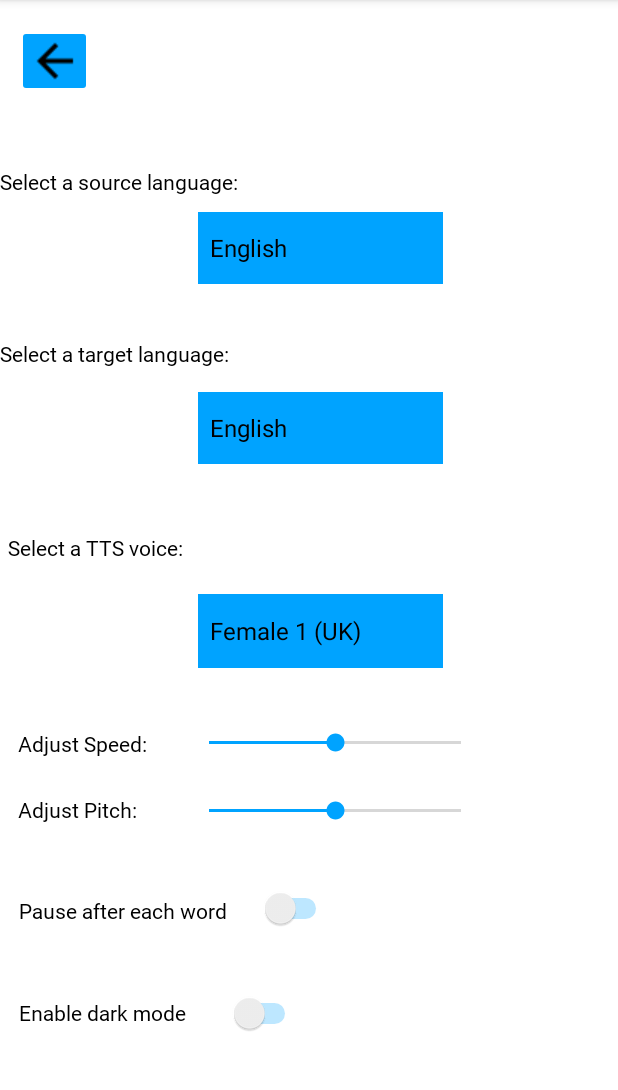
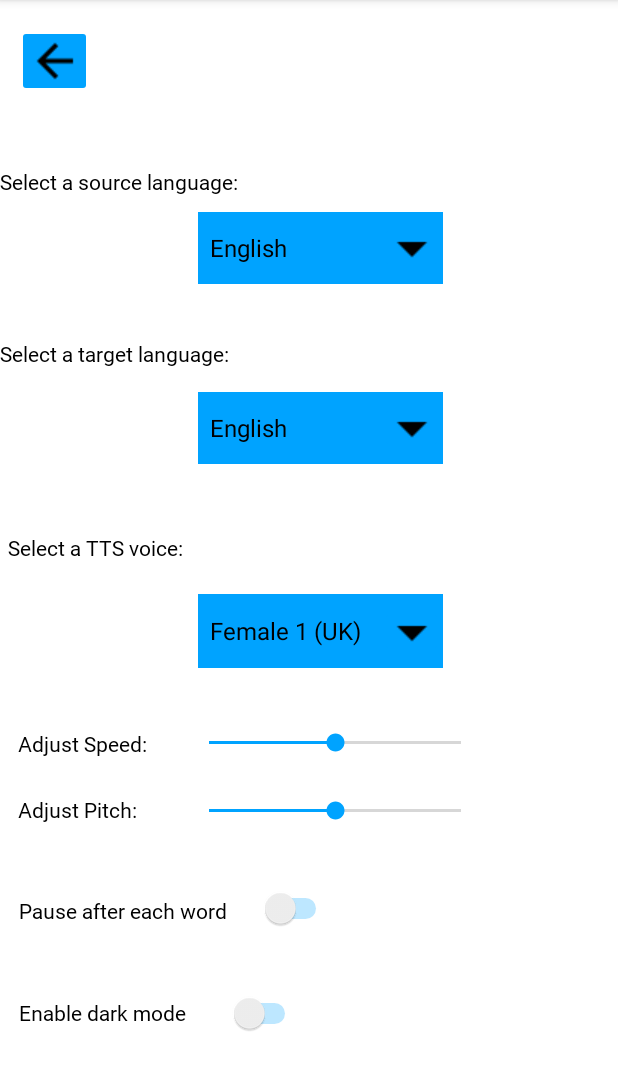
Before and after one commit to rssmith614/Dialogues, an Android app: the Settings screen opened directly, with no data from a screen before it, on a phone screen of 412 x 824 dp, the part 84-1174 px from its top. Run offline under Robolectric (Android 15) with nearby library versions, the light colour scheme and no system bars.

Commit message:
Settings Page Finished
Settings Page Finished

Drop down arrow icon

```diff
--- a/app/src/main/java/com/example/dialogues/Settings.kt
+++ b/app/src/main/java/com/example/dialogues/Settings.kt
@@ -1,27 +1,21 @@
 package com.example.dialogues
-import android.content.Context
 import android.content.SharedPreferences
-import android.graphics.Color
-import android.graphics.PorterDuff
 import android.os.Bundle
 import android.preference.PreferenceManager
-import android.speech.tts.TextToSpeech
-import android.speech.tts.Voice
-import android.util.Log
 import android.view.View
 import android.widget.*
 import android.widget.SeekBar.OnSeekBarChangeListener
 import androidx.appcompat.app.AppCompatActivity
 import androidx.appcompat.app.AppCompatDelegate
-import androidx.recyclerview.widget.RecyclerView.LayoutManager.LayoutPrefetchRegistry
-import com.google.android.material.switchmaterial.SwitchMaterial
-import java.util.*
 
 class Settings : AppCompatActivity() {
 
     private lateinit var voiceSpinner: Spinner
     private lateinit var ilSpinner: Spinner
     private lateinit var olSpinner: Spinner
+    private lateinit var dropdown1: ImageButton
+    private lateinit var dropdown2: ImageButton
+    private lateinit var dropdown3: ImageButton
     private  var selectedVoice: String = ""
     private var selectedil: String = ""
     private var selectedol: String = ""
@@ -35,13 +29,30 @@ class Settings : AppCompatActivity() {
     override fun onCreate(savedInstanceState: Bundle?) {
         super.onCreate(savedInstanceState)
         setContentView(R.layout.settings_tts)
-        voiceSpinner = findViewById<Spinner>(R.id.spinner)
-        ilSpinner = findViewById<Spinner>(R.id.ilspinner)
-        olSpinner = findViewById<Spinner>(R.id.olspinner)
+        voiceSpinner = findViewById(R.id.spinner)
+        ilSpinner = findViewById(R.id.ilspinner)
+        olSpinner = findViewById(R.id.olspinner)
+        dropdown1 = findViewById(R.id.spinoptions)
+        dropdown2 = findViewById(R.id.spinoptions2)
+        dropdown3 = findViewById(R.id.spinoptions3)
+
+
+
+
         prefs = PreferenceManager.getDefaultSharedPreferences(this)
         prefs2 = PreferenceManager.getDefaultSharedPreferences(this)
 
+        dropdown1.setOnClickListener{
+            ilSpinner.performClick()
+        }
 
+        dropdown2.setOnClickListener{
+            olSpinner.performClick()
+        }
+
+        dropdown3.setOnClickListener{
+            voiceSpinner.performClick()
+        }
         val speedBar = findViewById<SeekBar>(R.id.speedbar)
         val pitchBar = findViewById<SeekBar>(R.id.pitchbar)
 
--- a/app/src/main/res/layout/settings_tts.xml
+++ b/app/src/main/res/layout/settings_tts.xml
@@ -63,12 +63,15 @@
         app:layout_constraintTop_toTopOf="parent"
         app:layout_constraintVertical_bias="0.907"/>
 
+
+
+
     <Spinner
         android:id="@+id/spinner"
         android:layout_width="163dp"
         android:layout_height="49dp"
         android:background="#00A3FF"
-        android:contentDescription="Select a choice:"
+        android:contentDescription="choice:"
         app:layout_constraintBottom_toBottomOf="parent"
         app:layout_constraintEnd_toEndOf="parent"
         app:layout_constraintHorizontal_bias="0.532"
@@ -76,12 +79,15 @@
         app:layout_constraintTop_toTopOf="parent"
         app:layout_constraintVertical_bias="0.551" />
 
+
+
+
     <Spinner
         android:id="@+id/olspinner"
         android:layout_width="163dp"
         android:layout_height="48dp"
         android:background="#00A3FF"
-        android:contentDescription="Select a choice:"
+        android:contentDescription="output"
         app:layout_constraintBottom_toBottomOf="parent"
         app:layout_constraintEnd_toEndOf="parent"
         app:layout_constraintHorizontal_bias="0.532"
@@ -183,12 +189,42 @@
         app:layout_constraintVertical_bias="0.798" />
 
     <ImageButton
+        android:id="@+id/spinoptions2"
+        android:layout_width="42dp"
+        android:layout_height="34dp"
+        android:backgroundTint="#00A3FF"
+        android:contentDescription="spinoptions2"
+        android:src="@drawable/baseline_arrow_drop_down_black_24dp"
+        app:layout_constraintBottom_toBottomOf="parent"
+        app:layout_constraintEnd_toEndOf="parent"
+        app:layout_constraintHorizontal_bias="0.685"
+        app:layout_constraintStart_toStartOf="parent"
+        app:layout_constraintTop_toTopOf="parent"
+        app:layout_constraintVertical_bias="0.365"
+        tools:ignore="TouchTargetSizeCheck" />
+
+    <ImageButton
+        android:id="@+id/spinoptions3"
+        android:layout_width="42dp"
+        android:layout_height="34dp"
+        android:backgroundTint="#00A3FF"
+        android:contentDescription="spinoptions3"
+
+        android:src="@drawable/baseline_arrow_drop_down_black_24dp"
+        app:layout_constraintBottom_toBottomOf="parent"
+        app:layout_constraintEnd_toEndOf="parent"
+        app:layout_constraintHorizontal_bias="0.685"
+        app:layout_constraintStart_toStartOf="parent"
+        app:layout_constraintTop_toTopOf="parent"
+        app:layout_constraintVertical_bias="0.55"
+        tools:ignore="TouchTargetSizeCheck" />
+
+    <ImageButton
         android:id="@+id/backbutton"
         android:layout_width="50dp"
         android:layout_height="48dp"
         android:backgroundTint="#00A3FF"
-        android:contentDescription="@string/app_name"
-        android:hint="settings"
+        android:contentDescription="back"
 
         android:src="@drawable/baseline_arrow_back_black_24"
         app:layout_constraintBottom_toBottomOf="parent"
@@ -198,4 +234,22 @@
         app:layout_constraintTop_toTopOf="parent"
         app:layout_constraintVertical_bias="0.023" />
 
+
+    <ImageButton
+        android:id="@+id/spinoptions"
+        android:layout_width="42dp"
+        android:layout_height="34dp"
+        android:backgroundTint="#00A3FF"
+        android:contentDescription="@string/app_name"
+
+        android:src="@drawable/baseline_arrow_drop_down_black_24dp"
+        app:layout_constraintBottom_toBottomOf="parent"
+        app:layout_constraintEnd_toEndOf="parent"
+        app:layout_constraintHorizontal_bias="0.685"
+        app:layout_constraintStart_toStartOf="parent"
+        app:layout_constraintTop_toTopOf="parent"
+        app:layout_constraintVertical_bias="0.202"
+        tools:ignore="TouchTargetSizeCheck" />
+
+
 </androidx.constraintlayout.widget.ConstraintLayout>
```
Also changed, not shown: app/src/main/res/drawable/baseline_arrow_drop_down_black_24dp.png (added).
